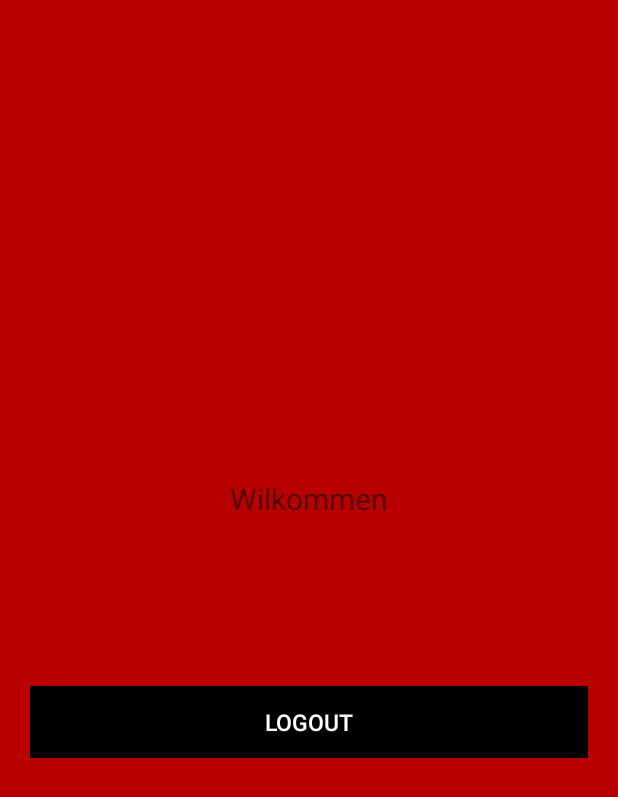
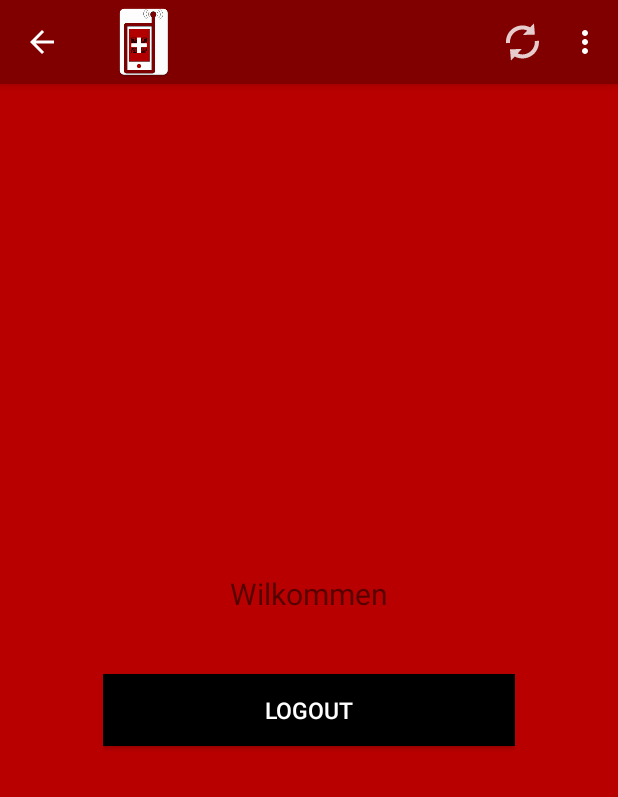
Before and after one commit to MichiLazarus/ConnectAID, an Android app: the MainActivity screen opened directly, with no data from a screen before it, on a phone screen of 412 x 824 dp. Shown: the top 797 px of the screen. Run offline under Robolectric (Android 15) with nearby library versions, the phone set to English and light mode, and no system bars; 1 statement that could not run was skipped.

Commit message:
MainActivity design bearbeitet, acionbar erstellt

```diff
--- a/app/src/main/java/universityofvienna/connectaid/LoginActivity.java
+++ b/app/src/main/java/universityofvienna/connectaid/LoginActivity.java
@@ -5,6 +5,8 @@ import android.app.ProgressDialog;
 import android.content.Intent;
 import android.os.Bundle;
 import android.util.Log;
+import android.view.Menu;
+import android.view.MenuInflater;
 import android.view.View;
 import android.widget.Button;
 import android.widget.EditText;
@@ -24,7 +26,6 @@ import java.util.Map;
 import connection.AppConfig;
 import connection.AppController;
 import session.SessionManager;
-
 
 public class LoginActivity extends Activity {
     private EditText inputUserId;
--- a/app/src/main/java/universityofvienna/connectaid/MainActivity.java
+++ b/app/src/main/java/universityofvienna/connectaid/MainActivity.java
@@ -1,8 +1,11 @@
 package universityofvienna.connectaid;
 
-import android.app.Activity;
+import android.app.ActionBar;
 import android.content.Intent;
 import android.os.Bundle;
+import android.support.v7.app.ActionBarActivity;
+import android.view.Menu;
+import android.view.MenuInflater;
 import android.view.View;
 import android.widget.Button;
 import android.widget.TextView;
@@ -10,7 +13,7 @@ import android.widget.TextView;
 import session.SessionManager;
 
 
-public class MainActivity extends Activity {
+public class MainActivity extends ActionBarActivity {
 
     private TextView txtName;
     private TextView txtEmail;
@@ -23,8 +26,7 @@ public class MainActivity extends Activity {
         super.onCreate(savedInstanceState);
         setContentView(R.layout.activity_main);
 
-        txtName = (TextView) findViewById(R.id.name);
-        txtEmail = (TextView) findViewById(R.id.email);
+
         btnLogout = (Button) findViewById(R.id.btnLogout);
 
         // session manager
@@ -44,6 +46,15 @@ public class MainActivity extends Activity {
         });
     }
 
+    public boolean onCreateOptionsMenu(Menu menu) {
+        MenuInflater inflater = getMenuInflater();
+        inflater.inflate(R.menu.menu_main, menu);
+        getSupportActionBar().setDisplayShowHomeEnabled(true);
+        getSupportActionBar().setIcon(R.drawable.logo);
+        getSupportActionBar().setDisplayShowTitleEnabled(false);
+        return true;
+    }
+
     /**
      * Logging out the user. Will set isLoggedIn flag to false in shared
      * preferences Clears the user data from sqlite users table
--- a/app/src/main/res/layout/activity_main.xml
+++ b/app/src/main/res/layout/activity_main.xml
@@ -1,17 +1,30 @@
-<RelativeLayout xmlns:android="http://schemas.android.com/apk/res/android"
-    xmlns:tools="http://schemas.android.com/tools"
-    android:layout_width="match_parent"
-    android:layout_height="match_parent"
-    tools:context="${relativePackage}.${activityClass}" >
+<LinearLayout xmlns:android="http://schemas.android.com/apk/res/android"
+        xmlns:tools="http://schemas.android.com/tools"
+        android:layout_width="fill_parent"
+        android:layout_height="fill_parent"
+        android:layout_centerInParent="true"
+        android:layout_weight=".50"
+        android:gravity="center"
+        android:orientation="horizontal" >
 
     <LinearLayout
         android:layout_width="fill_parent"
-        android:layout_height="wrap_content"
+        android:layout_height="fill_parent"
+        android:layout_weight=".75">
+    </LinearLayout>
+
+    <LinearLayout
+        android:layout_width="fill_parent"
+        android:layout_height="fill_parent"
         android:layout_centerInParent="true"
-        android:layout_marginLeft="20dp"
-        android:layout_marginRight="20dp"
+        android:layout_weight=".3"
         android:gravity="center"
         android:orientation="vertical" >
+
+
+
+
+
 
         <TextView
             android:layout_width="wrap_content"
@@ -19,19 +32,6 @@
             android:text="Wilkommen"
             android:textSize="20dp" />
 
-        <TextView
-            android:id="@+id/name"
-            android:layout_width="wrap_content"
-            android:layout_height="wrap_content"
-            android:padding="10dp"
-            android:textColor="#000"
-            android:textSize="24dp" />
-
-        <TextView
-            android:id="@+id/email"
-            android:layout_width="wrap_content"
-            android:layout_height="wrap_content"
-            android:textSize="13dp" />
 
         <Button
             android:id="@+id/btnLogout"
@@ -43,6 +43,13 @@
             android:textAllCaps="false"
             android:textColor="#ffffff"
             android:textSize="15dp" />
+
     </LinearLayout>
 
-</RelativeLayout>
+    <LinearLayout
+        android:layout_width="fill_parent"
+        android:layout_height="fill_parent"
+        android:layout_weight=".75">
+    </LinearLayout>
+
+</LinearLayout>
--- a/app/src/main/res/menu/menu_main.xml
+++ b/app/src/main/res/menu/menu_main.xml
@@ -2,6 +2,12 @@
     xmlns:app="http://schemas.android.com/apk/res-auto"
     xmlns:tools="http://schemas.android.com/tools"
     tools:context="universityofvienna.connectaid.MainActivity">
+
+    <item android:id="@+id/action_refresh"
+        android:icon="@drawable/ic_action_refresh"
+        android:title="@string/action_refresh"
+        app:showAsAction="ifRoom"  />
+
     <item android:id="@+id/action_settings" android:title="@string/action_settings"
         android:orderInCategory="100" app:showAsAction="never" />
 </menu>
--- a/app/src/main/res/values/styles.xml
+++ b/app/src/main/res/values/styles.xml
@@ -9,13 +9,6 @@
         <!-- windowBackground is used for the background-color of the app -->
         <item name="android:windowBackground">@color/appBackground</item>
 
-        <!-- colorAccent is used as the default value for colorControlActivated,
-             which is used to tint widgets -->
-        <item name="colorAccent">#ffffff</item>
-
-        <!-- You can also set colorControlNormal, colorControlActivated
-             colorControlHighlight, and colorSwitchThumbNormal. -->
-
     </style>
 
 </resources>
```
Also changed, not shown: app/src/main/AndroidManifest.xml (+5 -4 lines), app/src/main/res/layout/activity_login.xml (+4 -9 lines), app/src/main/res/values/strings.xml (+9 -2 lines), app/src/main/res/values/strings_activity_login.xml (deleted, +0 -15 lines), app/src/main/res/drawable-hdpi/ic_action_refresh.png (added), app/src/main/res/drawable-mdpi/ic_action_refresh.png (added), app/src/main/res/drawable-xhdpi/ic_action_refresh.png (added), app/src/main/res/drawable-xxhdpi/ic_action_refresh.png (added).
